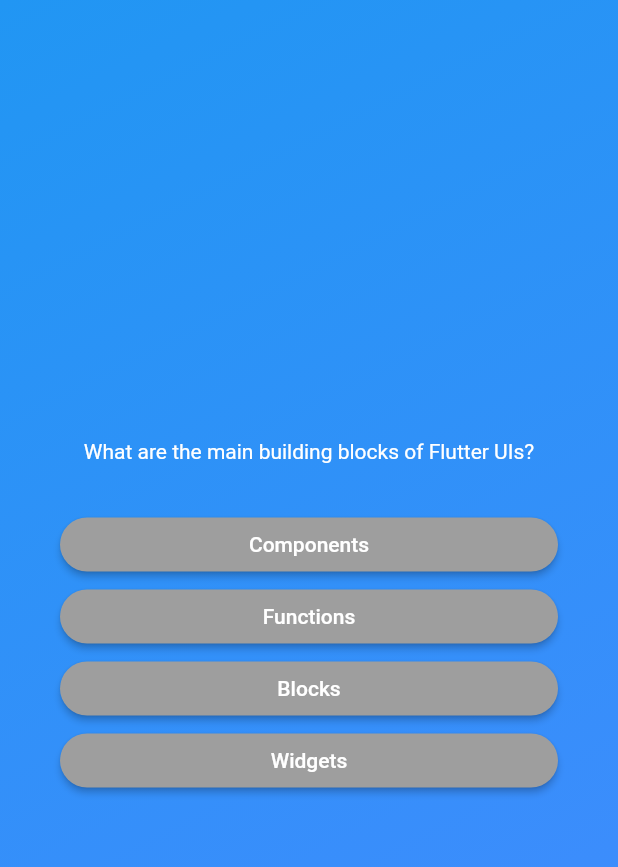
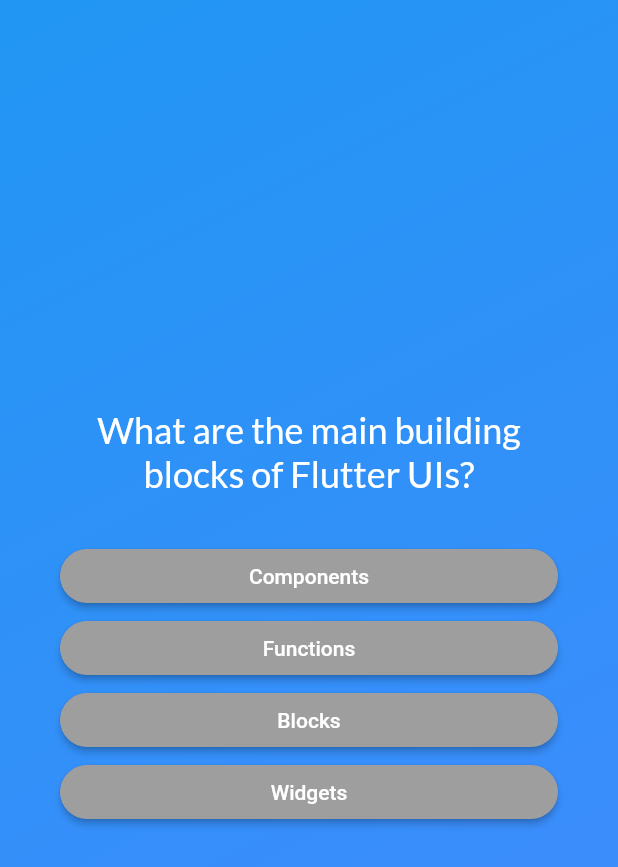
Before and after one commit to Blue89Azul/flutter_quiz_app, a Flutter app: the screen it shows after launch, after a tap on "Start Quiz", on a phone screen of 412 x 824 dp. Shown: the top 867 px of the screen. Run offline on Flutter 3.47's test engine with Material 2 defaults, Android fonts, the phone set to English and light mode, and no system bars; our stand-ins replace google_fonts.

Commit message:
changed Google fonts in Text widget style

```diff
--- a/lib/questions_screen.dart
+++ b/lib/questions_screen.dart
@@ -2,6 +2,7 @@ import 'package:flutter/material.dart';
 import 'package:quiz_app/answer_button.dart';
 import 'package:quiz_app/data/questions.dart';
 import 'package:quiz_app/models/quiz_question.dart';
+import 'package:google_fonts/google_fonts.dart';
 
 class QuestionsScreen extends StatefulWidget {
   const QuestionsScreen({super.key});
@@ -33,8 +34,9 @@ class _QuestionScreenState extends State<QuestionsScreen> {
           children: [
             Text(
               currentQuestion.text,
-              style: const TextStyle(
+              style: GoogleFonts.lato(
                 color: Colors.white,
+                fontSize: 24,
               ),
               textAlign: TextAlign.center,
             ),
--- a/lib/start_screen.dart
+++ b/lib/start_screen.dart
@@ -1,4 +1,5 @@
 import 'package:flutter/material.dart';
+import 'package:google_fonts/google_fonts.dart';
 
 class StartScreen extends StatelessWidget {
   const StartScreen(this.startQuiz, {super.key});
@@ -19,9 +20,12 @@ class StartScreen extends StatelessWidget {
           const SizedBox(
             height: 80,
           ),
-          const Text(
+          Text(
             'Learn Flutter the fun way!',
-            style: TextStyle(color: Colors.white, fontSize: 24),
+            style: GoogleFonts.lato(
+              color: Colors.white,
+              fontSize: 24,
+            ),
           ),
           const SizedBox(
             height: 30,
```
